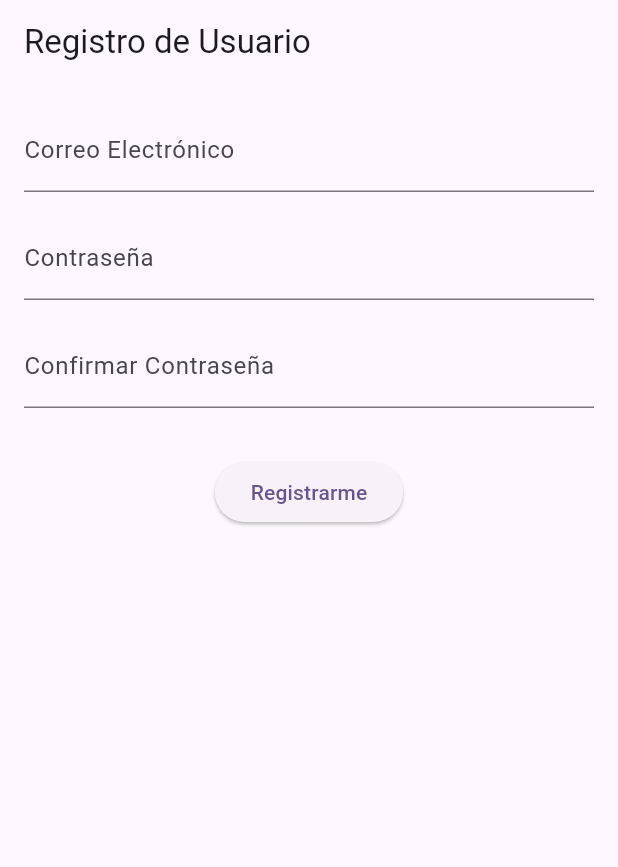
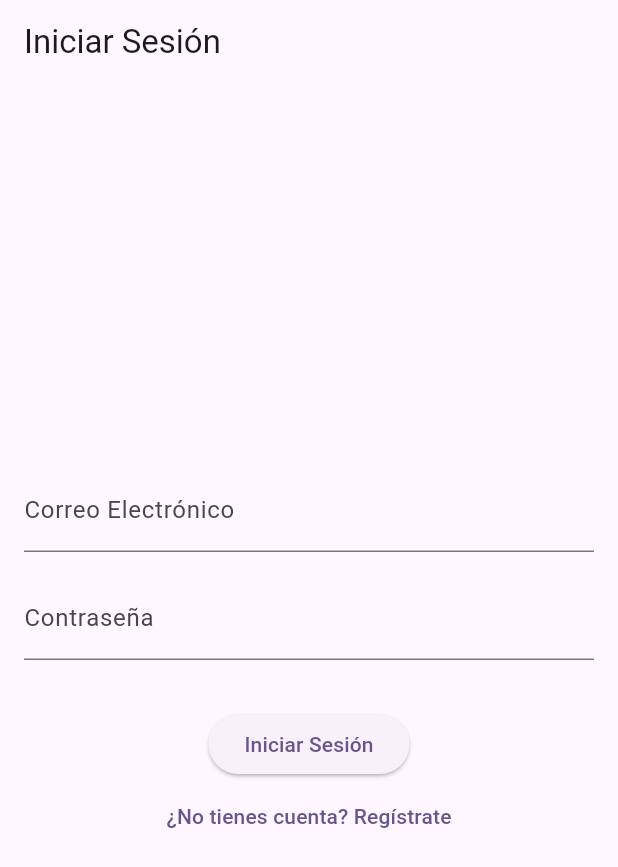
Before and after one commit to raimundoosf/ProyectoTallerSoftware, a Flutter app: the screen it shows after launch, on a phone screen of 412 x 824 dp. Shown: the top 867 px of the screen. Run offline on Flutter 3.47's test engine with Material 3 defaults, Android fonts, the phone set to English and light mode, and no system bars; our stand-ins replace firebase_auth, firebase_core; accounts and stored records are empty.

Commit message:
Implement user authentication flow with login and home screens

```diff
--- /dev/null
+++ b/lib/login_screen.dart
@@ -0,0 +1,98 @@
+import 'package:flutter/material.dart';
+import 'package:firebase_auth/firebase_auth.dart';
+import 'register_screen.dart';
+import 'home_screen.dart';
+
+class LoginScreen extends StatefulWidget {
+  const LoginScreen({super.key});
+
+  @override
+  State<LoginScreen> createState() => _LoginScreenState();
+}
+
+class _LoginScreenState extends State<LoginScreen> {
+  final _formKey = GlobalKey<FormState>();
+  final _emailController = TextEditingController();
+  final _passwordController = TextEditingController();
+
+  Future<void> _login() async {
+    if (!_formKey.currentState!.validate()) {
+      return;
+    }
+
+    try {
+      await FirebaseAuth.instance.signInWithEmailAndPassword(
+        email: _emailController.text,
+        password: _passwordController.text,
+      );
+      if (mounted) {
+        Navigator.of(context).pushReplacement(
+          MaterialPageRoute(builder: (context) => const HomeScreen()),
+        );
+      }
+    } on FirebaseAuthException {
+      ScaffoldMessenger.of(context).showSnackBar(
+        const SnackBar(
+          content: Text('El correo o la contraseña son incorrectos'),
+        ),
+      );
+    }
+  }
+
+  @override
+  Widget build(BuildContext context) {
+    return Scaffold(
+      appBar: AppBar(title: const Text('Iniciar Sesión')),
+      body: Padding(
+        padding: const EdgeInsets.all(16.0),
+        child: Form(
+          key: _formKey,
+          child: Column(
+            mainAxisAlignment: MainAxisAlignment.center,
+            children: [
+              TextFormField(
+                controller: _emailController,
+                decoration: const InputDecoration(
+                  labelText: 'Correo Electrónico',
+                ),
+                validator: (value) {
+                  if (value == null || value.isEmpty) {
+                    return 'Por favor ingrese su correo electrónico';
+                  }
+                  return null;
+                },
+              ),
+              const SizedBox(height: 16.0),
+              TextFormField(
+                controller: _passwordController,
+                obscureText: true,
+                decoration: const InputDecoration(labelText: 'Contraseña'),
+                validator: (value) {
+                  if (value == null || value.isEmpty) {
+                    return 'Por favor ingrese su contraseña';
+                  }
+                  return null;
+                },
+              ),
+              const SizedBox(height: 32.0),
+              ElevatedButton(
+                onPressed: _login,
+                child: const Text('Iniciar Sesión'),
+              ),
+              TextButton(
+                onPressed: () {
+                  Navigator.of(context).push(
+                    MaterialPageRoute(
+                      builder: (context) => const RegisterScreen(),
+                    ),
+                  );
+                },
+                child: const Text('¿No tienes cuenta? Regístrate'),
+              ),
+            ],
+          ),
+        ),
+      ),
+    );
+  }
+}
--- a/lib/main.dart
+++ b/lib/main.dart
@@ -1,7 +1,9 @@
+import 'package:firebase_auth/firebase_auth.dart';
 import 'package:flutter/material.dart';
 import 'package:firebase_core/firebase_core.dart';
 import 'firebase_options.dart';
-import 'register_screen.dart'; // Import the register screen
+import 'home_screen.dart';
+import 'login_screen.dart';
 
 Future<void> main() async {
   WidgetsFlutterBinding.ensureInitialized();
@@ -20,7 +22,18 @@ class MyApp extends StatelessWidget {
         colorScheme: ColorScheme.fromSeed(seedColor: Colors.deepPurple),
         useMaterial3: true,
       ),
-      home: const RegisterScreen(), // Set RegisterScreen as the home
+      home: StreamBuilder<User?>(
+        stream: FirebaseAuth.instance.authStateChanges(),
+        builder: (context, snapshot) {
+          if (snapshot.connectionState == ConnectionState.waiting) {
+            return const Center(child: CircularProgressIndicator());
+          }
+          if (snapshot.hasData) {
+            return const HomeScreen();
+          }
+          return const LoginScreen();
+        },
+      ),
     );
   }
 }
```
Also changed, not shown: lib/home_screen.dart (added, +30 -0 lines).
